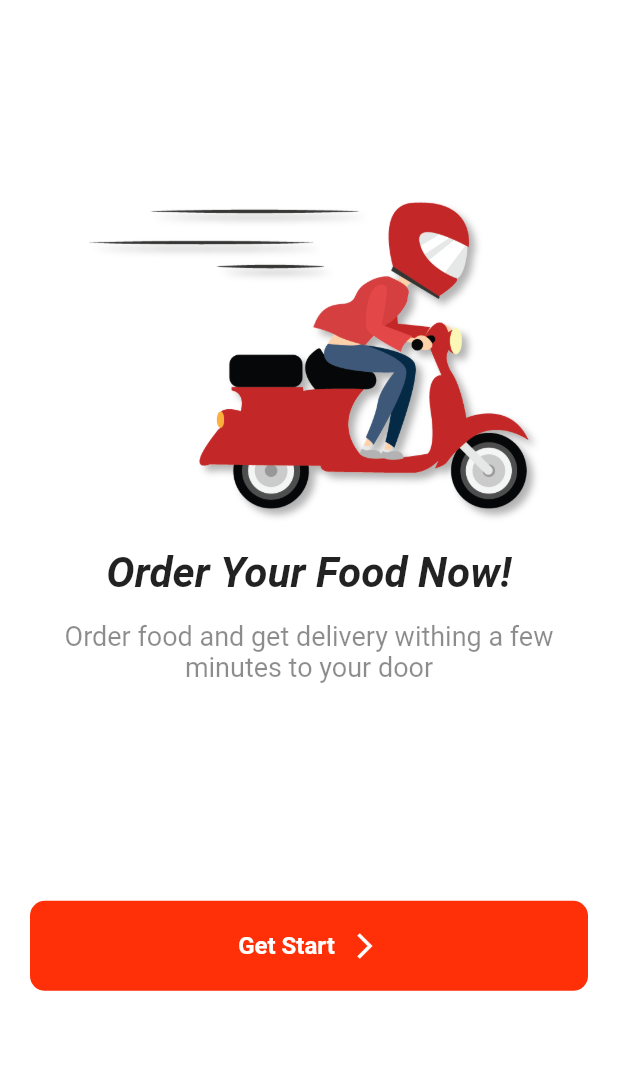
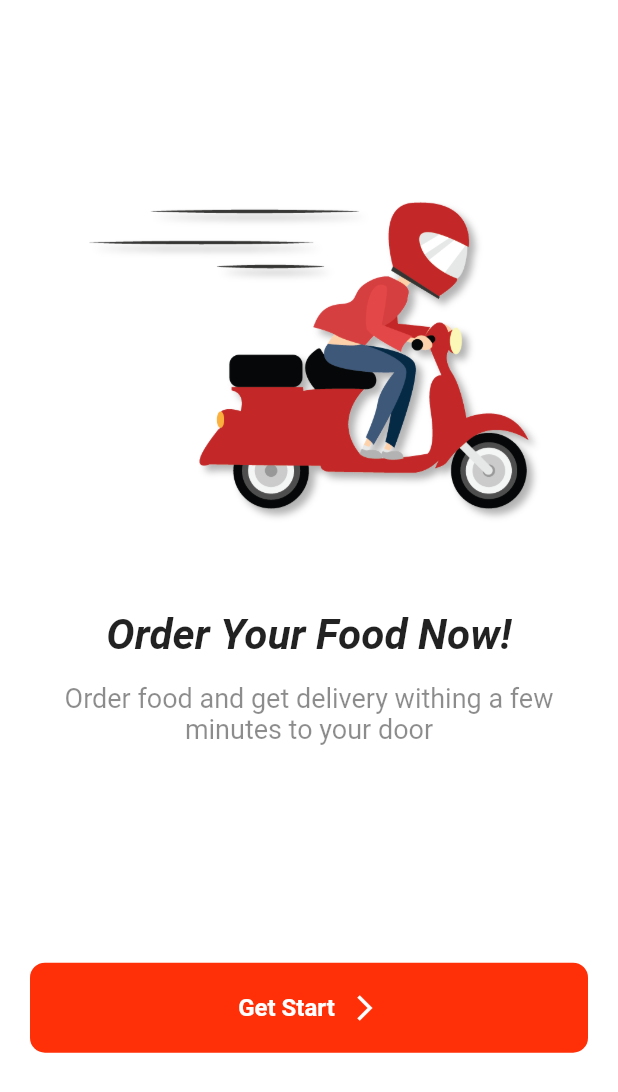
Before and after one commit to sudalai007/food-App-UI, a Flutter app: the screen it shows after launch, on a phone screen of 412 x 824 dp. Shown: the top 1092 px of the screen. Run offline on Flutter 3.47's test engine with Material 2 defaults, Android fonts, the phone set to English and light mode, and no system bars.

Commit message:
Update layout layers

```diff
--- a/lib/welcome_screen.dart
+++ b/lib/welcome_screen.dart
@@ -8,11 +8,12 @@ class WelcomeScreen extends StatelessWidget {
   Widget build(BuildContext context) {
     return Material(
       child: Container(
-        width: double.infinity,
-        height: double.infinity,
+        width: MediaQuery.sizeOf(context).width,
+        height: MediaQuery.sizeOf(context).height,
         color: Colors.white,
         child: Column(mainAxisAlignment: MainAxisAlignment.center, children: [
-          Image.asset('images/boy.png'),
+          Image.asset('images/boy.png',
+              height: MediaQuery.sizeOf(context).height * 0.4,),
           SizedBox(height: 5),
           Text(
             "Order Your Food Now!",
```
